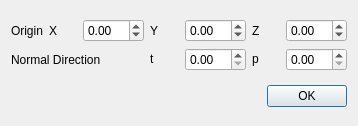
Old version of the form src/Configurator/ClippingPlaneConfigurator.ui in the repository nutjunkie/IQmol.
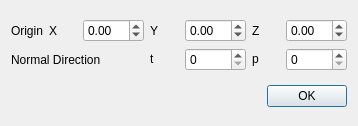
New version of the form.

```diff
--- a/src/Configurator/ClippingPlaneConfigurator.ui
+++ b/src/Configurator/ClippingPlaneConfigurator.ui
@@ -65,16 +65,6 @@
        </property>
       </widget>
      </item>
-     <item row="1" column="6">
-      <widget class="QDoubleSpinBox" name="phiValue">
-       <property name="maximum">
-        <double>6.280000000000000</double>
-       </property>
-       <property name="singleStep">
-        <double>0.785398000000000</double>
-       </property>
-      </widget>
-     </item>
      <item row="1" column="5">
       <widget class="QLabel" name="phiLabel">
        <property name="text">
@@ -82,16 +72,6 @@
        </property>
       </widget>
      </item>
-     <item row="1" column="4">
-      <widget class="QDoubleSpinBox" name="thetaValue">
-       <property name="maximum">
-        <double>3.140000000000000</double>
-       </property>
-       <property name="singleStep">
-        <double>0.785398000000000</double>
-       </property>
-      </widget>
-     </item>
      <item row="1" column="3">
       <widget class="QLabel" name="thetaLabel">
        <property name="text">
@@ -106,6 +86,26 @@
        </property>
       </widget>
      </item>
+     <item row="1" column="4">
+      <widget class="QSpinBox" name="thetaValue">
+       <property name="maximum">
+        <number>180</number>
+       </property>
+       <property name="singleStep">
+        <number>15</number>
+       </property>
+      </widget>
+     </item>
+     <item row="1" column="6">
+      <widget class="QSpinBox" name="phiValue">
+       <property name="maximum">
+        <number>360</number>
+       </property>
+       <property name="singleStep">
+        <number>15</number>
+       </property>
+      </widget>
+     </item>
     </layout>
    </item>
    <item>
```
Left out of the diff: 2 changed lines with no effect on the pictures.
